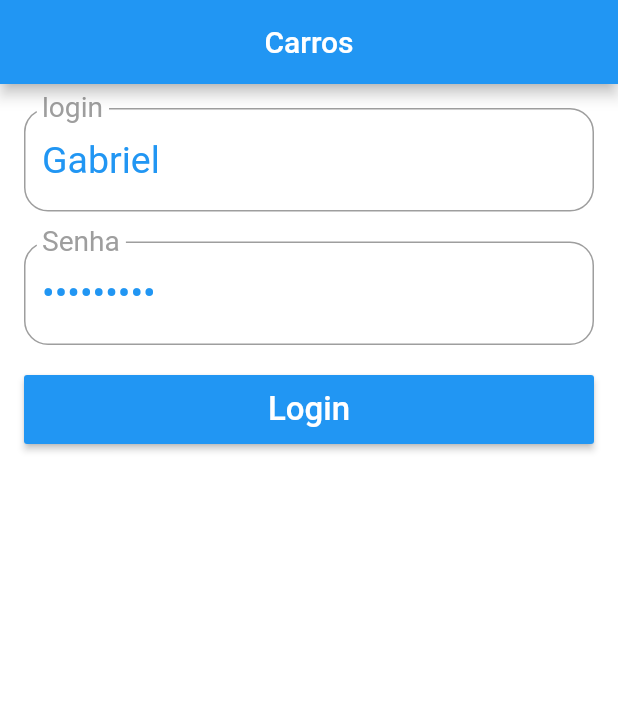
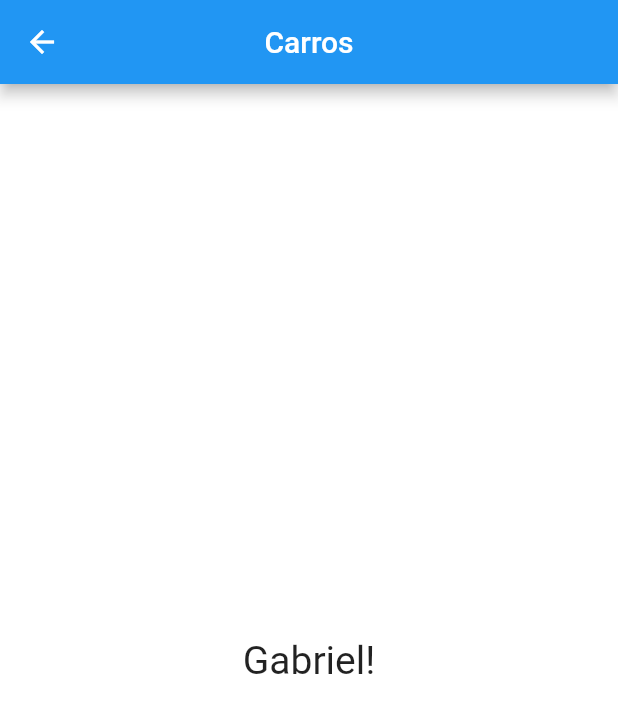
Before and after one commit to DA0HN/app-carros, a Flutter app: the screen it shows after launch, after a tap on "Login", on a phone screen of 412 x 824 dp. Shown: the top 713 px of the screen. Run offline on Flutter 3.47's test engine with Material 2 defaults, Android fonts, the phone set to English and light mode, and no system bars.

Commit message:
Criação da função responsavel pelo navegação entre telas

```diff
--- /dev/null
+++ b/lib/pages/home_page.dart
@@ -0,0 +1,20 @@
+import 'package:flutter/material.dart';
+
+class HomePage extends StatelessWidget {
+  @override
+  Widget build(BuildContext context) {
+    return Scaffold(
+      appBar: AppBar(
+        centerTitle: true,
+        title: Text("Carros"),
+      ),
+      body: _body(),
+    );
+  }
+
+  _body() {
+    return Center(
+      child: Text("Gabriel!", style: TextStyle(fontSize: 26),),
+    );
+  }
+}
--- a/lib/pages/login_page.dart
+++ b/lib/pages/login_page.dart
@@ -1,3 +1,5 @@
+import 'package:example/pages/home_page.dart';
+import 'package:example/utils/nav.dart';
 import 'package:example/widget/app_button.dart';
 import 'package:example/widget/app_text.dart';
 import 'package:flutter/cupertino.dart';
@@ -90,7 +92,7 @@ class _LoginPageState extends State<LoginPage> {
     return null;
   }
 
-  _onClickLogin() {
+  void _onClickLogin() async {
     bool formOk = _formKey.currentState.validate();
 
     if (!formOk) {
@@ -101,5 +103,6 @@ class _LoginPageState extends State<LoginPage> {
     String password = _passwordCtrl.text;
 
     print("Login: $login | password: $password");
+    push(context, HomePage());
   }
 }
--- /dev/null
+++ b/lib/utils/nav.dart
@@ -0,0 +1,8 @@
+import 'package:flutter/material.dart';
+
+Future push(BuildContext context, Widget page) {
+  return Navigator.push(context,
+      MaterialPageRoute(builder: (BuildContext context) {
+        return page;
+      }));
+}
```
